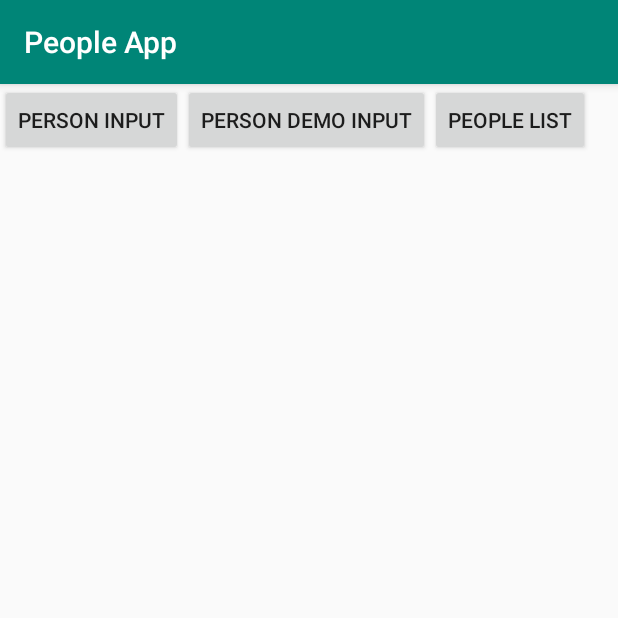
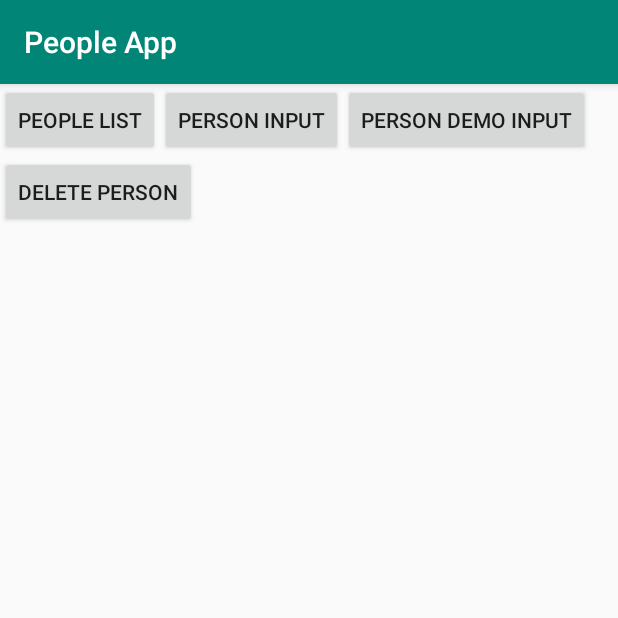
Before and after one commit to Javacream/org.javacream.training.android, an Android app: the screen it shows after launch (PeopleMainActivity), on a phone screen of 412 x 824 dp, the top half of it. Run offline under Robolectric (Android 15) with nearby library versions, the phone set to English and light mode, and no system bars.

Commit message:
implement delete person controller

```diff
--- a/app/src/main/AndroidManifest.xml
+++ b/app/src/main/AndroidManifest.xml
@@ -9,7 +9,8 @@
         android:roundIcon="@mipmap/ic_launcher_round"
         android:supportsRtl="true"
         android:theme="@style/AppTheme">
-        <activity android:name=".PeopleListActivity"></activity>
+        <activity android:name=".DeletePersonActivity"></activity>
+        <activity android:name=".PeopleListActivity" />
         <activity android:name=".LogActivity" />
         <activity android:name=".PersonInputDemoActivity" />
         <activity android:name=".PersonInputActivity" />
--- a/app/src/main/java/org/javacream/training/android/people/PeopleMainActivity.java
+++ b/app/src/main/java/org/javacream/training/android/people/PeopleMainActivity.java
@@ -28,4 +28,9 @@ public class PeopleMainActivity extends AppCompatActivity {
         this.startActivity(intent);
 
     }
+
+    public void doNavigationToDeletePerson(View view) {
+        Intent intent = new Intent(this, DeletePersonActivity.class);
+        this.startActivity(intent);
+    }
 }
--- a/app/src/main/res/layout/activity_people_main.xml
+++ b/app/src/main/res/layout/activity_people_main.xml
@@ -4,7 +4,20 @@
     xmlns:tools="http://schemas.android.com/tools"
     android:layout_width="match_parent"
     android:layout_height="match_parent"
+    android:orientation="vertical"
     tools:context=".PeopleMainActivity">
+
+    <LinearLayout
+        android:layout_width="match_parent"
+        android:layout_height="wrap_content"
+        android:orientation="horizontal">
+
+        <Button
+            android:id="@+id/buttonGotoPeopleList"
+            android:layout_width="wrap_content"
+            android:layout_height="wrap_content"
+            android:onClick="doNavigationToPeopleList"
+            android:text="@string/gotoPeopleList" />
 
         <Button
             android:id="@+id/buttonGotoPersonInput"
@@ -12,17 +25,27 @@
             android:layout_height="wrap_content"
             android:onClick="doNavigationToPersonInput"
             android:text="@string/gotoPersonInput" />
+
         <Button
             android:id="@+id/buttonGotoPersonDemoInput"
             android:layout_width="wrap_content"
             android:layout_height="wrap_content"
             android:onClick="doNavigationToPersonDemoInput"
             android:text="@string/gotoPersonDemoInput" />
+
+    </LinearLayout>
+
+    <LinearLayout
+        android:layout_width="match_parent"
+        android:layout_height="wrap_content"
+        android:orientation="horizontal">
+
         <Button
-        android:id="@+id/buttonGotoPeopleList"
+            android:id="@+id/buttonGotoDeletePerson"
             android:layout_width="wrap_content"
             android:layout_height="wrap_content"
-        android:onClick="doNavigationToPeopleList"
-        android:text="@string/gotoPeopleList" />
+            android:onClick="doNavigationToDeletePerson"
+            android:text="@string/gotoDeletePerson" />
+    </LinearLayout>
 
 </LinearLayout>
--- a/app/src/main/res/values/strings.xml
+++ b/app/src/main/res/values/strings.xml
@@ -12,4 +12,6 @@
     <string name="gotoPersonInput">Person Input</string>
     <string name="gotoPersonDemoInput">Person Demo Input</string>
     <string name="gotoPeopleList">People List</string>
+    <string name="gotoDeletePerson">Delete Person</string>
+    <string name="deletePersonButton">Delete</string>
 </resources>
```
Also changed, not shown: app/src/main/java/org/javacream/training/android/people/DeletePersonActivity.java (added, +35 -0 lines), app/src/main/java/org/javacream/training/android/people/PeopleApplicationContext.java (+7 -1 lines), app/src/main/java/org/javacream/training/android/people/controller/DeletePersonController.java (added, +35 -0 lines), app/src/main/res/layout/activity_delete_person.xml (added, +24 -0 lines). Lines whose indentation alone changed are shown as unchanged.
